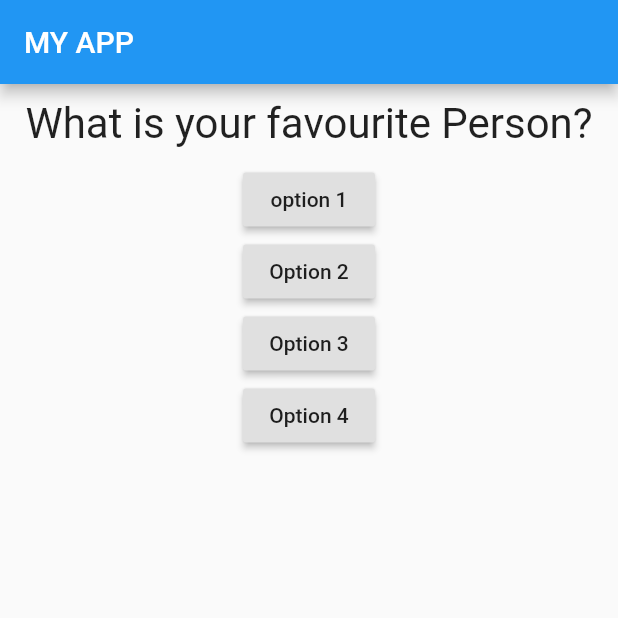
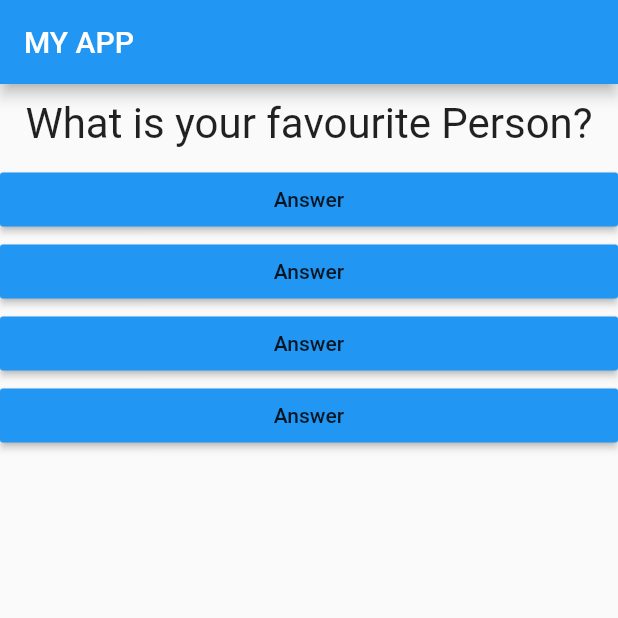
Before and after one commit to kumol/QuizAppFlutter, a Flutter app: the screen it shows after launch, on a phone screen of 412 x 824 dp, the top half of it. Run offline on Flutter 3.47's test engine with Material 2 defaults, Android fonts, the phone set to English and light mode, and no system bars.

Commit message:
Widget to Widget functional communication

```diff
--- /dev/null
+++ b/lib/answer.dart
@@ -0,0 +1,19 @@
+import 'package:flutter/material.dart';
+
+class Answer extends StatelessWidget {
+  final Function selectAnswer;
+
+  Answer(this.selectAnswer);
+
+  @override
+  Widget build(BuildContext context) {
+    return Container(
+      width: double.infinity,
+      child: RaisedButton(
+        child: Text("Answer"),
+        color: Colors.blue,
+        onPressed: selectAnswer,
+      ),
+    );
+  }
+}
--- a/lib/main.dart
+++ b/lib/main.dart
@@ -1,6 +1,7 @@
 import 'package:flutter/material.dart';
 
 import './question.dart';
+import './answer.dart';
 
 void main() {
   runApp(MyApp());
@@ -17,7 +18,7 @@ class MyApp extends StatefulWidget {
 
 class _MyAppState extends State<MyApp> {
   var _questionIndex = 0;
-  void action() {
+  void _action() {
     setState(() {
       _questionIndex += 1;
     });
@@ -37,22 +38,10 @@ class _MyAppState extends State<MyApp> {
         body: Column(
           children: [
             Question(questions[_questionIndex]),
-            RaisedButton(
-              child: Text("option 1"),
-              onPressed: action,
-            ),
-            RaisedButton(
-              child: Text("Option 2"),
-              onPressed: () => print("clicked one"),
-            ),
-            RaisedButton(
-              child: Text("Option 3"),
-              onPressed: action,
-            ),
-            RaisedButton(
-              child: Text("Option 4"),
-              onPressed: () => print("clicked one"),
-            ),
+            Answer(_action),
+            Answer(_action),
+            Answer(_action),
+            Answer(_action),
           ],
         ),
       ),
```
